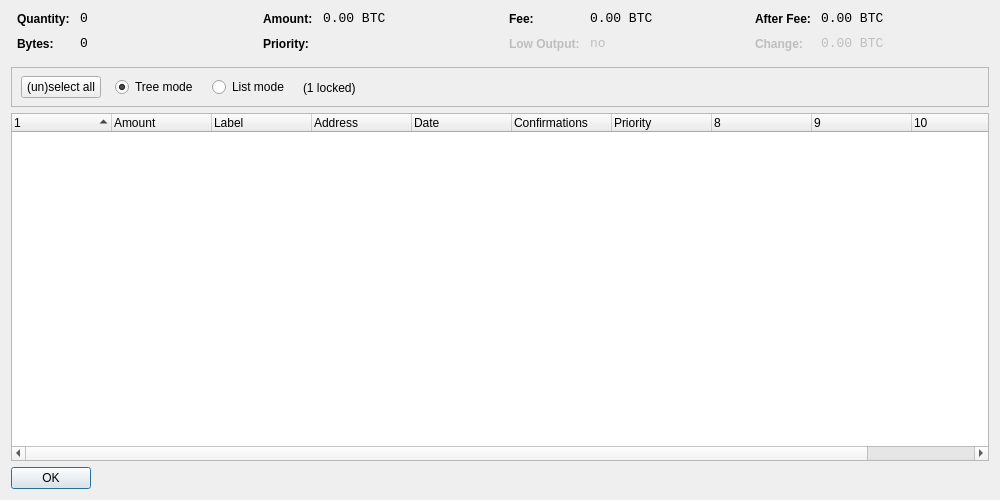
Old version of the form src/qt/forms/coincontroldialog.ui in the repository ShorelineCrypto/nengcoin.
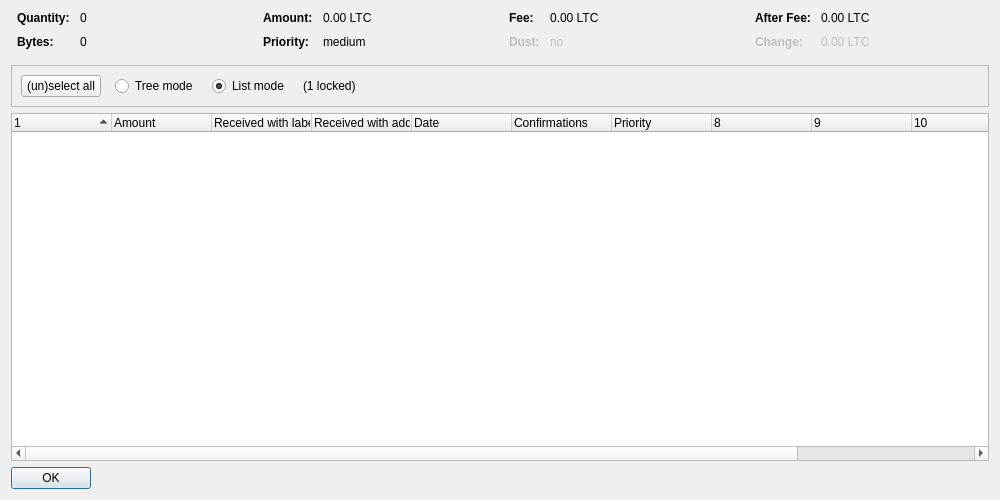
New version of the form. Custom widgets are drawn as their Qt base class.

Diff of the .ui file:
```diff
--- a/src/qt/forms/coincontroldialog.ui
+++ b/src/qt/forms/coincontroldialog.ui
@@ -38,8 +38,11 @@
        </property>
        <item row="0" column="0">
         <widget class="QLabel" name="labelCoinControlQuantityText">
-         <property name="styleSheet">
-          <string notr="true">font-weight:bold;</string>
+         <property name="font">
+          <font>
+           <weight>75</weight>
+           <bold>true</bold>
+          </font>
          </property>
          <property name="text">
           <string>Quantity:</string>
@@ -48,12 +51,6 @@
        </item>
        <item row="0" column="1">
         <widget class="QLabel" name="labelCoinControlQuantity">
-         <property name="font">
-          <font>
-           <family>Monospace</family>
-           <pointsize>10</pointsize>
-          </font>
-         </property>
          <property name="cursor">
           <cursorShape>IBeamCursor</cursorShape>
          </property>
@@ -70,8 +67,11 @@
        </item>
        <item row="1" column="0">
         <widget class="QLabel" name="labelCoinControlBytesText">
-         <property name="styleSheet">
-          <string notr="true">font-weight:bold;</string>
+         <property name="font">
+          <font>
+           <weight>75</weight>
+           <bold>true</bold>
+          </font>
          </property>
          <property name="text">
           <string>Bytes:</string>
@@ -80,12 +80,6 @@
        </item>
        <item row="1" column="1">
         <widget class="QLabel" name="labelCoinControlBytes">
-         <property name="font">
-          <font>
-           <family>Monospace</family>
-           <pointsize>10</pointsize>
-          </font>
-         </property>
          <property name="cursor">
           <cursorShape>IBeamCursor</cursorShape>
          </property>
@@ -118,8 +112,11 @@
        </property>
        <item row="0" column="0">
         <widget class="QLabel" name="labelCoinControlAmountText">
-         <property name="styleSheet">
-          <string notr="true">font-weight:bold;</string>
+         <property name="font">
+          <font>
+           <weight>75</weight>
+           <bold>true</bold>
+          </font>
          </property>
          <property name="text">
           <string>Amount:</string>
@@ -128,12 +125,6 @@
        </item>
        <item row="0" column="1">
         <widget class="QLabel" name="labelCoinControlAmount">
-         <property name="font">
-          <font>
-           <family>Monospace</family>
-           <pointsize>10</pointsize>
-          </font>
-         </property>
          <property name="cursor">
           <cursorShape>IBeamCursor</cursorShape>
          </property>
@@ -141,7 +132,7 @@
           <enum>Qt::ActionsContextMenu</enum>
          </property>
          <property name="text">
-          <string notr="true">0.00 BTC</string>
+          <string notr="true">0.00 LTC</string>
          </property>
          <property name="textInteractionFlags">
           <set>Qt::LinksAccessibleByMouse|Qt::TextSelectableByKeyboard|Qt::TextSelectableByMouse</set>
@@ -150,8 +141,11 @@
        </item>
        <item row="1" column="0">
         <widget class="QLabel" name="labelCoinControlPriorityText">
-         <property name="styleSheet">
-          <string notr="true">font-weight:bold;</string>
+         <property name="font">
+          <font>
+           <weight>75</weight>
+           <bold>true</bold>
+          </font>
          </property>
          <property name="text">
           <string>Priority:</string>
@@ -160,12 +154,6 @@
        </item>
        <item row="1" column="1">
         <widget class="QLabel" name="labelCoinControlPriority">
-         <property name="font">
-          <font>
-           <family>Monospace</family>
-           <pointsize>10</pointsize>
-          </font>
-         </property>
          <property name="cursor">
           <cursorShape>IBeamCursor</cursorShape>
          </property>
@@ -173,7 +161,7 @@
           <enum>Qt::ActionsContextMenu</enum>
          </property>
          <property name="text">
-          <string/>
+          <string notr="true">medium</string>
          </property>
          <property name="textInteractionFlags">
           <set>Qt::LinksAccessibleByMouse|Qt::TextSelectableByKeyboard|Qt::TextSelectableByMouse</set>
@@ -198,8 +186,11 @@
        </property>
        <item row="0" column="0">
         <widget class="QLabel" name="labelCoinControlFeeText">
-         <property name="styleSheet">
-          <string notr="true">font-weight:bold;</string>
+         <property name="font">
+          <font>
+           <weight>75</weight>
+           <bold>true</bold>
+          </font>
          </property>
          <property name="text">
           <string>Fee:</string>
@@ -208,12 +199,6 @@
        </item>
        <item row="0" column="1">
         <widget class="QLabel" name="labelCoinControlFee">
-         <property name="font">
-          <font>
-           <family>Monospace</family>
-           <pointsize>10</pointsize>
-          </font>
-         </property>
          <property name="cursor">
           <cursorShape>IBeamCursor</cursorShape>
          </property>
@@ -221,7 +206,7 @@
           <enum>Qt::ActionsContextMenu</enum>
          </property>
          <property name="text">
-          <string notr="true">0.00 BTC</string>
+          <string notr="true">0.00 LTC</string>
          </property>
          <property name="textInteractionFlags">
           <set>Qt::LinksAccessibleByMouse|Qt::TextSelectableByKeyboard|Qt::TextSelectableByMouse</set>
@@ -233,11 +218,14 @@
          <property name="enabled">
           <bool>false</bool>
          </property>
-         <property name="styleSheet">
-          <string notr="true">font-weight:bold;</string>
+         <property name="font">
+          <font>
+           <weight>75</weight>
+           <bold>true</bold>
+          </font>
          </property>
          <property name="text">
-          <string>Low Output:</string>
+          <string>Dust:</string>
          </property>
         </widget>
        </item>
@@ -246,12 +234,6 @@
          <property name="enabled">
           <bool>false</bool>
          </property>
-         <property name="font">
-          <font>
-           <family>Monospace</family>
-           <pointsize>10</pointsize>
-          </font>
-         </property>
          <property name="cursor">
           <cursorShape>IBeamCursor</cursorShape>
          </property>
@@ -284,8 +266,11 @@
        </property>
        <item row="0" column="0">
         <widget class="QLabel" name="labelCoinControlAfterFeeText">
-         <property name="styleSheet">
-          <string notr="true">font-weight:bold;</string>
+         <property name="font">
+          <font>
+           <weight>75</weight>
+           <bold>true</bold>
+          </font>
          </property>
          <property name="text">
           <string>After Fee:</string>
@@ -294,12 +279,6 @@
        </item>
        <item row="0" column="1">
         <widget class="QLabel" name="labelCoinControlAfterFee">
-         <property name="font">
-          <font>
-           <family>Monospace</family>
-           <pointsize>10</pointsize>
-          </font>
-         </property>
          <property name="cursor">
           <cursorShape>IBeamCursor</cursorShape>
          </property>
@@ -307,7 +286,7 @@
           <enum>Qt::ActionsContextMenu</enum>
          </property>
          <property name="text">
-          <string notr="true">0.00 BTC</string>
+          <string notr="true">0.00 LTC</string>
          </property>
          <property name="textInteractionFlags">
           <set>Qt::LinksAccessibleByMouse|Qt::TextSelectableByKeyboard|Qt::TextSelectableByMouse</set>
@@ -319,8 +298,11 @@
          <property name="enabled">
           <bool>false</bool>
          </property>
-         <property name="styleSheet">
-          <string notr="true">font-weight:bold;</string>
+         <property name="font">
+          <font>
+           <weight>75</weight>
+           <bold>true</bold>
+          </font>
          </property>
          <property name="text">
           <string>Change:</string>
@@ -332,12 +314,6 @@
          <property name="enabled">
           <bool>false</bool>
          </property>
-         <property name="font">
-          <font>
-           <family>Monospace</family>
-           <pointsize>10</pointsize>
-          </font>
-         </property>
          <property name="cursor">
           <cursorShape>IBeamCursor</cursorShape>
          </property>
@@ -345,7 +321,7 @@
           <enum>Qt::ActionsContextMenu</enum>
          </property>
          <property name="text">
-          <string notr="true">0.00 BTC</string>
+          <string notr="true">0.00 LTC</string>
          </property>
          <property name="textInteractionFlags">
           <set>Qt::LinksAccessibleByMouse|Qt::TextSelectableByKeyboard|Qt::TextSelectableByMouse</set>
@@ -370,15 +346,8 @@
      <property name="frameShadow">
       <enum>QFrame::Sunken</enum>
      </property>
-     <widget class="QWidget" name="horizontalLayoutWidget">
-      <property name="geometry">
-       <rect>
-        <x>10</x>
-        <y>0</y>
-        <width>781</width>
-        <height>41</height>
-       </rect>
-      </property>
+     <layout class="QHBoxLayout" name="horizontalLayout">
+      <item>
       <layout class="QHBoxLayout" name="horizontalLayoutPanel" stretch="0,0,0,0,0">
        <property name="spacing">
         <number>14</number>
@@ -394,6 +363,9 @@
          <property name="text">
           <string>(un)select all</string>
          </property>
+          <property name="autoDefault">
+           <bool>false</bool>
+          </property>
         </widget>
        </item>
        <item>
@@ -407,9 +379,6 @@
          <property name="text">
           <string>Tree mode</string>
          </property>
-         <property name="checked">
-          <bool>true</bool>
-         </property>
         </widget>
        </item>
        <item>
@@ -423,6 +392,9 @@
          <property name="text">
           <string>List mode</string>
          </property>
+          <property name="checked">
+           <bool>true</bool>
+          </property>
         </widget>
        </item>
        <item>
@@ -446,7 +418,8 @@
         </spacer>
        </item>
       </layout>
-     </widget>
+      </item>
+     </layout>
     </widget>
    </item>
    <item>
@@ -458,7 +431,7 @@
       <bool>false</bool>
      </property>
      <property name="columnCount">
-      <number>11</number>
+      <number>12</number>
      </property>
      <attribute name="headerShowSortIndicator" stdset="0">
       <bool>true</bool>
@@ -478,12 +451,12 @@
      </column>
      <column>
       <property name="text">
-       <string notr="true">Label</string>
+       <string>Received with label</string>
       </property>
      </column>
      <column>
       <property name="text">
-       <string>Address</string>
+       <string>Received with address</string>
       </property>
      </column>
      <column>
@@ -524,6 +497,11 @@
        <string/>
       </property>
      </column>
+     <column>
+      <property name="text">
+       <string/>
+      </property>
+     </column>
     </widget>
    </item>
    <item>
```
Left out of the diff: 6 changed lines with no effect on the pictures. Lines whose indentation alone changed are shown as unchanged.
